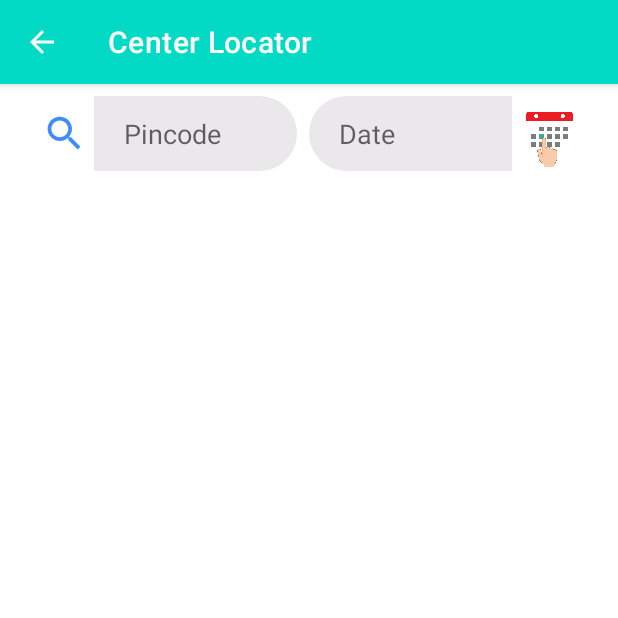
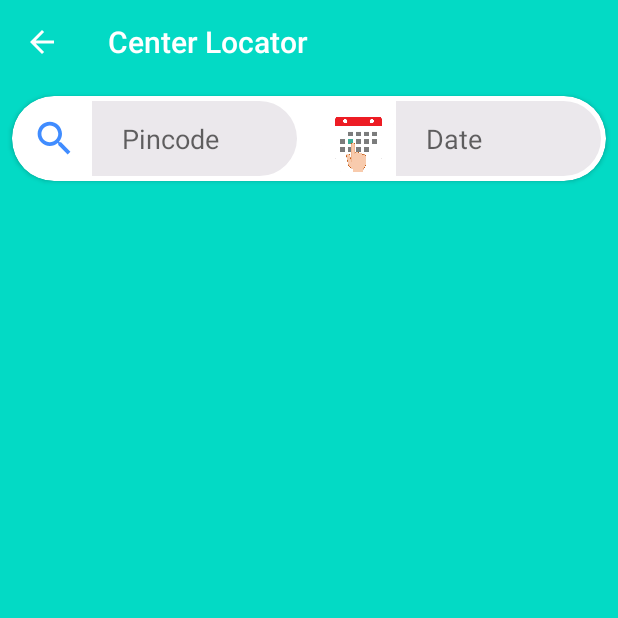
Before and after one commit to Nikhil-Gupta-ind/Co-WINNER, an Android app: the screen it shows after launch (CenterLocator), after a tap on an icon or button, on a phone screen of 412 x 824 dp, the top half of it. Run offline under Robolectric (Android 15) with nearby library versions, the phone set to English and light mode, and no system bars.

Commit message:
All good

```diff
--- a/app/build.gradle
+++ b/app/build.gradle
@@ -9,8 +9,8 @@ android {
         applicationId "com.NikhilGupta.co_winner"
         minSdk 21
         targetSdk 30
-        versionCode 1
-        versionName "1.0"
+        versionCode 2
+        versionName "1.0.1"
 
         testInstrumentationRunner "androidx.test.runner.AndroidJUnitRunner"
     }
--- a/app/src/main/AndroidManifest.xml
+++ b/app/src/main/AndroidManifest.xml
@@ -15,6 +15,8 @@
             android:name=".CenterLocator"
             android:exported="true"
             android:label="Center Locator"
+            android:theme="@style/Theme.Dashboard"
+            android:launchMode="singleTop"
             android:parentActivityName=".MainActivity"/>
         <activity
             android:name=".MainActivity"
--- a/app/src/main/java/com/NikhilGupta/co_winner/CenterLocator.java
+++ b/app/src/main/java/com/NikhilGupta/co_winner/CenterLocator.java
@@ -116,6 +116,7 @@ public class CenterLocator extends AppCompatActivity {
         imgCal.setOnClickListener(new View.OnClickListener() {
             @Override
             public void onClick(View v) {
+
                 final Calendar calendar = Calendar.getInstance();
                 mm = calendar.get(Calendar.DATE);
                 dd = calendar.get(Calendar.MONTH);
@@ -134,11 +135,13 @@ public class CenterLocator extends AppCompatActivity {
                 }, mm, dd, yy);
                 datePickerDialog.getDatePicker().setMinDate(System.currentTimeMillis()+1000);
                 datePickerDialog.show();
+
             }
         });
         editDate.setOnClickListener(new View.OnClickListener() {
             @Override
             public void onClick(View v) {
+
                 final Calendar calendar = Calendar.getInstance();
                 mm = calendar.get(Calendar.DATE);
                 dd = calendar.get(Calendar.MONTH);
@@ -158,6 +161,7 @@ public class CenterLocator extends AppCompatActivity {
                 }, mm, dd, yy);
                 datePickerDialog.getDatePicker().setMinDate(System.currentTimeMillis()+1000);
                 datePickerDialog.show();
+
             }
         });
     }
@@ -173,6 +177,7 @@ public class CenterLocator extends AppCompatActivity {
 //        recyclerView.setAdapter(recyclerViewAdapter);
 //        Log.d(TAG, "initializeSessionlist: setAdapter done!");
     }
+
     private void displayList(){
         Log.d(TAG, "onClick: Initiating fetch Data");
         new FetchData().start();
@@ -206,11 +211,13 @@ public class CenterLocator extends AppCompatActivity {
                 pincode = editPin.getText().toString();
                 date = editDate.getText().toString();
                 urlAdd = "https://cdn-api.co-vin.in/api/v2/appointment/sessions/public/findByPin?pincode="+pincode+"&date="+date;
+
                 URL url = new URL(urlAdd);
                 HttpURLConnection httpURLConnection = (HttpURLConnection) url.openConnection();
                 InputStream inputStream = httpURLConnection.getInputStream();
                 InputStreamReader inputStreamReader = new InputStreamReader(inputStream);
                 BufferedReader bufferedReader = new BufferedReader(inputStreamReader);
+
                 String line;
                 Log.d(TAG, "run: reading data from api");
                 while ((line = bufferedReader.readLine()) != null){
@@ -218,8 +225,8 @@ public class CenterLocator extends AppCompatActivity {
                 }
 
                 if(!data.isEmpty()){
-                    tvNoData.setVisibility(View.INVISIBLE);
-                    recyclerView.setVisibility(View.VISIBLE);
+//                    tvNoData.setVisibility(View.INVISIBLE);
+//                    recyclerView.setVisibility(View.VISIBLE);
                     Log.d(TAG, "run: Starting JSON parsing");
                     JSONObject jsonObject = new JSONObject(data);
                     JSONArray sessions = jsonObject.getJSONArray("sessions");
@@ -243,16 +250,13 @@ public class CenterLocator extends AppCompatActivity {
                             Log.d(TAG, "run: "+data.getName()+data.getAddress()+data.getBlock()+"\n");
                         }
                     }
-                }else {
-                    tvNoData.setVisibility(View.VISIBLE);
-                    recyclerView.setVisibility(View.INVISIBLE);
                 }
-            } catch (MalformedURLException urlException) {
+//                else {
+//                    tvNoData.setVisibility(View.VISIBLE);
+//                    recyclerView.setVisibility(View.INVISIBLE);
+//                }
+            } catch (IOException | JSONException urlException) {
                 urlException.printStackTrace();
-            } catch (IOException e) {
-                e.printStackTrace();
-            } catch (JSONException e) {
-                e.printStackTrace();
             }
             handler.post(new Runnable() {
                 @Override
--- a/app/src/main/java/com/NikhilGupta/co_winner/MainActivity.java
+++ b/app/src/main/java/com/NikhilGupta/co_winner/MainActivity.java
@@ -5,6 +5,7 @@ import androidx.cardview.widget.CardView;
 import androidx.core.content.ContextCompat;
 
 import android.annotation.SuppressLint;
+import android.content.ActivityNotFoundException;
 import android.content.Intent;
 import android.os.Bundle;
 import android.view.MotionEvent;
@@ -92,7 +93,20 @@ public class MainActivity extends AppCompatActivity {
         binding.button.setOnClickListener(new View.OnClickListener() {
             @Override
             public void onClick(View v) {
-                Toast.makeText(MainActivity.this, "Link not available", Toast.LENGTH_SHORT).show();
+//                Toast.makeText(MainActivity.this, "Link not available", Toast.LENGTH_SHORT).show();
+                String textMessage = "https://github.com/Nikhil-Gupta-ind/jCloud";
+                // Create the text message with a string.
+                Intent shareIntent = new Intent();
+                shareIntent.setAction(Intent.ACTION_SEND);
+                shareIntent.putExtra(Intent.EXTRA_TEXT, textMessage);
+                shareIntent.setType("text/plain");
+                shareIntent.addFlags(Intent.FLAG_GRANT_READ_URI_PERMISSION);
+                // Try to invoke the intent.
+                try {
+                    startActivity(Intent.createChooser(shareIntent, "Share Co-WINNER App"));
+                } catch (ActivityNotFoundException e) {
+                    // Define what your app should do if no activity can handle the intent.
+                }
             }
         });
     }
--- a/app/src/main/res/anim/atg.xml
+++ b/app/src/main/res/anim/atg.xml
@@ -6,6 +6,6 @@
     <translate
         android:fromYDelta="200"
         android:toYDelta="0"/>
-    <alpha android:fromAlpha="0.0"
+    <alpha android:fromAlpha="0.1"
         android:toAlpha="1.0"/>
 </set>
--- a/app/src/main/res/anim/atg_three.xml
+++ b/app/src/main/res/anim/atg_three.xml
@@ -6,6 +6,6 @@
     <translate
         android:fromYDelta="200"
         android:toYDelta="0"/>
-    <alpha android:fromAlpha="0.0"
+    <alpha android:fromAlpha="0.3"
         android:toAlpha="1.0"/>
 </set>
--- a/app/src/main/res/anim/atg_two.xml
+++ b/app/src/main/res/anim/atg_two.xml
@@ -6,6 +6,6 @@
     <translate
         android:fromYDelta="200"
         android:toYDelta="0"/>
-    <alpha android:fromAlpha="0.0"
+    <alpha android:fromAlpha="0.2"
         android:toAlpha="1.0"/>
 </set>
--- a/app/src/main/res/drawable/inputfield_date.xml
+++ b/app/src/main/res/drawable/inputfield_cornered.xml
@@ -1,7 +1,5 @@
 <?xml version="1.0" encoding="utf-8"?>
 <shape xmlns:android="http://schemas.android.com/apk/res/android">
     <solid android:color="@color/light_grey"/>
-    <corners android:topLeftRadius="50dp"
-        android:bottomLeftRadius="50dp"/>
     <padding android:left="20dp"/>
 </shape>
--- a/app/src/main/res/layout/activity_center_locator.xml
+++ b/app/src/main/res/layout/activity_center_locator.xml
@@ -4,48 +4,29 @@
     xmlns:tools="http://schemas.android.com/tools"
     android:layout_width="match_parent"
     android:layout_height="match_parent"
+    android:background="@color/teal_200"
     tools:context=".CenterLocator">
 
-    <EditText
-        android:id="@+id/editPincode"
-        android:layout_width="135dp"
-        android:layout_height="50dp"
+    <androidx.cardview.widget.CardView
+        android:id="@+id/cardView"
+        android:layout_width="match_parent"
+        android:layout_height="wrap_content"
+        android:layout_marginTop="64dp"
         android:layout_marginEnd="8dp"
-        android:background="@drawable/input_field"
-        android:ems="10"
-        android:hint="@string/pincode"
-        android:inputType="number"
-        android:maxLength="6"
-        android:minHeight="48dp"
-        app:layout_constraintBaseline_toBaselineOf="@+id/editDated"
-        app:layout_constraintEnd_toStartOf="@+id/editDated" />
+        android:layout_marginStart="8dp"
+        android:background="@android:color/transparent"
+        app:cardCornerRadius="28dp"
+        app:layout_constraintEnd_toEndOf="parent"
+        app:layout_constraintHorizontal_bias="0.5"
+        app:layout_constraintStart_toStartOf="parent"
+        app:layout_constraintTop_toTopOf="parent">
 
-    <EditText
-        android:id="@+id/editDated"
-        android:layout_width="135dp"
-        android:layout_height="50dp"
-        android:layout_marginTop="8dp"
-        android:background="@drawable/inputfield_date"
-        android:cursorVisible="false"
-        android:ems="10"
-        android:focusable="false"
-        android:focusableInTouchMode="true"
-        android:hint="@string/date"
-        android:inputType="textPersonName"
-        app:layout_constraintStart_toStartOf="@+id/guideline"
-        app:layout_constraintTop_toTopOf="parent" />
-
-    <ImageView
-        android:id="@+id/imgCal"
-        android:layout_width="50dp"
-        android:layout_height="50dp"
-        android:layout_marginTop="8dp"
-        android:layout_marginEnd="8dp"
-        app:layout_constraintEnd_toEndOf="parent"
-        app:layout_constraintHorizontal_bias="0.0"
-        app:layout_constraintStart_toEndOf="@+id/editDated"
-        app:layout_constraintTop_toTopOf="parent"
-        app:srcCompat="@drawable/date_picker" />
+        <androidx.constraintlayout.widget.ConstraintLayout
+            android:layout_width="match_parent"
+            android:layout_height="match_parent"
+            android:background="@android:color/transparent"
+            android:gravity="center"
+            android:padding="3dp">
 
             <androidx.constraintlayout.widget.Guideline
                 android:id="@+id/guideline"
@@ -56,17 +37,75 @@
                 app:layout_constraintGuide_percent="0.5"
                 app:layout_constraintTop_toTopOf="parent" />
 
+            <androidx.constraintlayout.widget.Guideline
+                android:id="@+id/guideline2"
+                android:layout_width="wrap_content"
+                android:layout_height="wrap_content"
+                android:orientation="horizontal"
+                app:layout_constraintGuide_percent="0.5" />
+
+
             <ImageView
                 android:id="@+id/imgSearch"
                 android:layout_width="30dp"
                 android:layout_height="30dp"
+                android:layout_marginLeft="10dp"
+                android:layout_marginRight="10dp"
+                android:background="@drawable/ic_baseline_search_24"
+                android:paddingLeft="10dp"
+                app:layout_constraintBottom_toTopOf="@+id/guideline2"
+                app:layout_constraintEnd_toStartOf="@+id/editPincode"
+                app:layout_constraintStart_toStartOf="parent"
+                app:layout_constraintTop_toTopOf="@+id/guideline2" />
+
+            <EditText
+                android:id="@+id/editPincode"
+                android:layout_width="0dp"
+                android:layout_height="50dp"
+                android:layout_marginEnd="8dp"
+                android:background="@drawable/input_field"
+                android:ems="7"
+                android:hint="@string/pincode"
+                android:inputType="number"
+                android:maxLength="6"
+                android:minHeight="48dp"
+                app:layout_constraintBottom_toTopOf="@+id/guideline2"
+                app:layout_constraintEnd_toStartOf="@+id/guideline"
+                app:layout_constraintStart_toEndOf="@+id/imgSearch"
+                app:layout_constraintTop_toTopOf="@+id/guideline2"
+                app:layout_constraintVertical_bias="0.3" />
+
+            <ImageView
+                android:id="@+id/imgCal"
+                android:layout_width="50dp"
+                android:layout_height="50dp"
                 android:layout_marginStart="8dp"
-        android:layout_marginTop="18dp"
-        android:background="@drawable/ic_baseline_search_24"
-        app:layout_constraintEnd_toStartOf="@+id/editPincode"
-        app:layout_constraintHorizontal_bias="0.82"
-        app:layout_constraintStart_toStartOf="parent"
-        app:layout_constraintTop_toTopOf="parent" />
+                app:layout_constraintBottom_toTopOf="@+id/guideline2"
+                app:layout_constraintEnd_toStartOf="@+id/editDated"
+                app:layout_constraintStart_toStartOf="@+id/guideline"
+                app:layout_constraintTop_toTopOf="@+id/guideline2"
+                app:srcCompat="@drawable/date_picker" />
+
+            <EditText
+                android:id="@+id/editDated"
+                android:layout_width="0dp"
+                android:layout_height="50dp"
+                android:background="@drawable/input_field"
+                android:cursorVisible="false"
+                android:ems="7"
+                android:focusable="false"
+                android:focusableInTouchMode="true"
+                android:hint="@string/date"
+                android:inputType="textPersonName"
+                app:layout_constraintBottom_toTopOf="@+id/guideline2"
+                app:layout_constraintEnd_toEndOf="parent"
+                app:layout_constraintStart_toEndOf="@+id/imgCal"
+                app:layout_constraintTop_toTopOf="@+id/guideline2" />
+        </androidx.constraintlayout.widget.ConstraintLayout>
+    </androidx.cardview.widget.CardView>
+
+
+
 
     <!--    <ListView-->
     <!--        android:id="@+id/listView"-->
@@ -83,25 +122,24 @@
         android:id="@+id/noData"
         android:layout_width="wrap_content"
         android:layout_height="wrap_content"
-        android:text="No data found!\nRetry"
+        android:fontFamily="monospace"
+        android:text="@string/error_message"
+        android:textAlignment="center"
         android:textSize="25sp"
-        android:fontFamily="monospace"
-        android:textAlignment="center"
+        android:visibility="invisible"
         app:layout_constraintBottom_toBottomOf="parent"
         app:layout_constraintEnd_toEndOf="parent"
         app:layout_constraintStart_toStartOf="parent"
-        app:layout_constraintTop_toBottomOf="@+id/editDated"
-        android:visibility="invisible"/>
+        app:layout_constraintTop_toBottomOf="@+id/cardView" />
 
     <androidx.recyclerview.widget.RecyclerView
         android:id="@+id/recyclerView"
         android:layout_width="match_parent"
         android:layout_height="0dp"
-        android:layout_marginHorizontal="16dp"
-        android:layout_marginTop="8dp"
+        android:layout_marginHorizontal="2dp"
         app:layout_constraintBottom_toBottomOf="parent"
         app:layout_constraintEnd_toEndOf="parent"
         app:layout_constraintStart_toStartOf="parent"
-        app:layout_constraintTop_toBottomOf="@+id/editPincode" />
+        app:layout_constraintTop_toBottomOf="@+id/cardView" />
 
 </androidx.constraintlayout.widget.ConstraintLayout>
--- a/app/src/main/res/layout/activity_main.xml
+++ b/app/src/main/res/layout/activity_main.xml
@@ -3,6 +3,7 @@
     xmlns:app="http://schemas.android.com/apk/res-auto"
     xmlns:tools="http://schemas.android.com/tools"
     android:id="@+id/textView"
+    android:background="#3703DAC5"
     android:layout_width="match_parent"
     android:layout_height="match_parent"
     tools:context=".MainActivity">
@@ -52,7 +53,7 @@
         <LinearLayout
             android:id="@+id/linearLayout"
             android:layout_width="match_parent"
-            android:layout_height="192dp"
+            android:layout_height="match_parent"
             android:orientation="vertical">
 
             <TextView
--- a/app/src/main/res/layout/vh_center_locator.xml
+++ b/app/src/main/res/layout/vh_center_locator.xml
@@ -3,13 +3,13 @@
     xmlns:app="http://schemas.android.com/apk/res-auto"
     xmlns:tools="http://schemas.android.com/tools"
     android:layout_width="match_parent"
-    android:layout_height="220dp">
+    android:layout_height="208dp">
 
     <androidx.cardview.widget.CardView
         android:layout_width="match_parent"
         android:layout_height="200dp"
-        app:cardCornerRadius="20dp"
-        android:layout_margin="8dp"
+        app:cardCornerRadius="25dp"
+        android:layout_margin="16dp"
         app:layout_constraintBottom_toBottomOf="parent"
         app:layout_constraintEnd_toEndOf="parent"
         app:layout_constraintHorizontal_bias="0.5"
--- a/app/src/main/res/values/strings.xml
+++ b/app/src/main/res/values/strings.xml
@@ -3,4 +3,5 @@
     <string name="center_locator">Center Locator</string>
     <string name="pincode">Pincode</string>
     <string name="date">Date</string>
+    <string name="error_message">No Data found!\nCheck another date</string>
 </resources>
```
Also changed, not shown: app/src/main/res/mipmap-hdpi/ic_launcher.png, app/src/main/res/mipmap-mdpi/ic_launcher.png, app/src/main/res/mipmap-xhdpi/ic_launcher.png, app/src/main/res/mipmap-xxhdpi/ic_launcher.png, app/src/main/res/mipmap-xxxhdpi/ic_launcher.png. Lines whose indentation alone changed are shown as unchanged.
